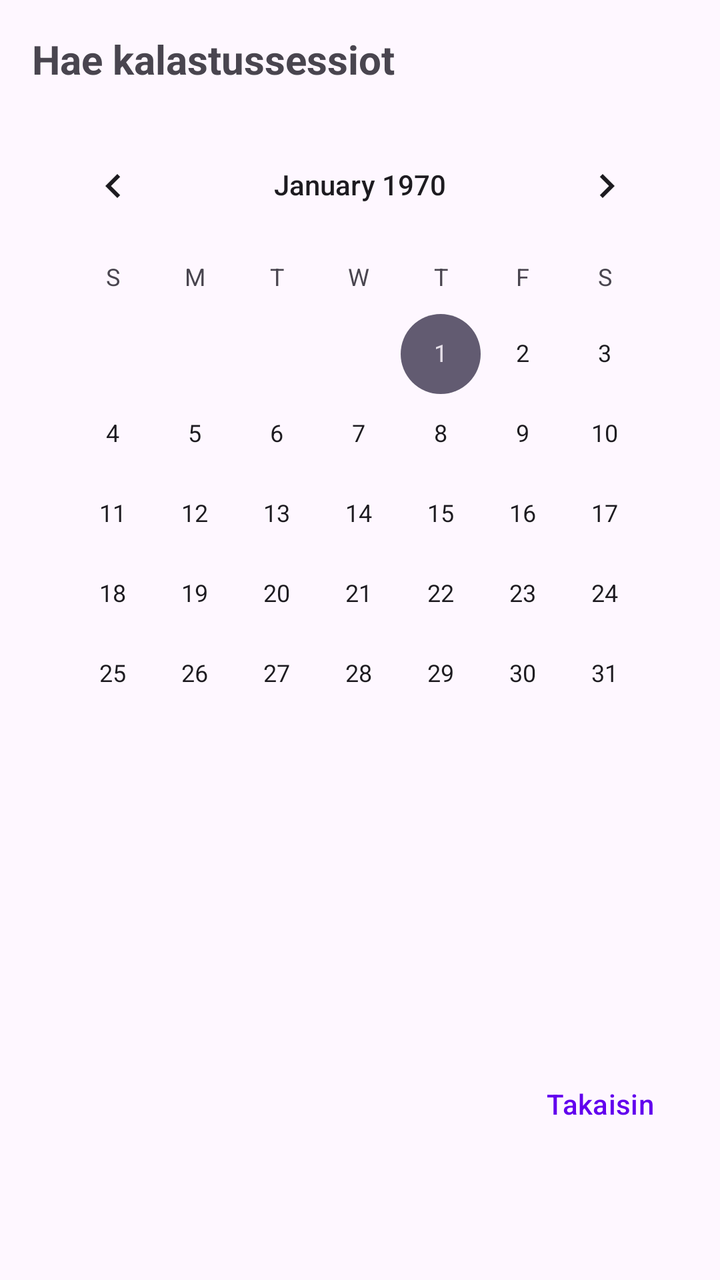
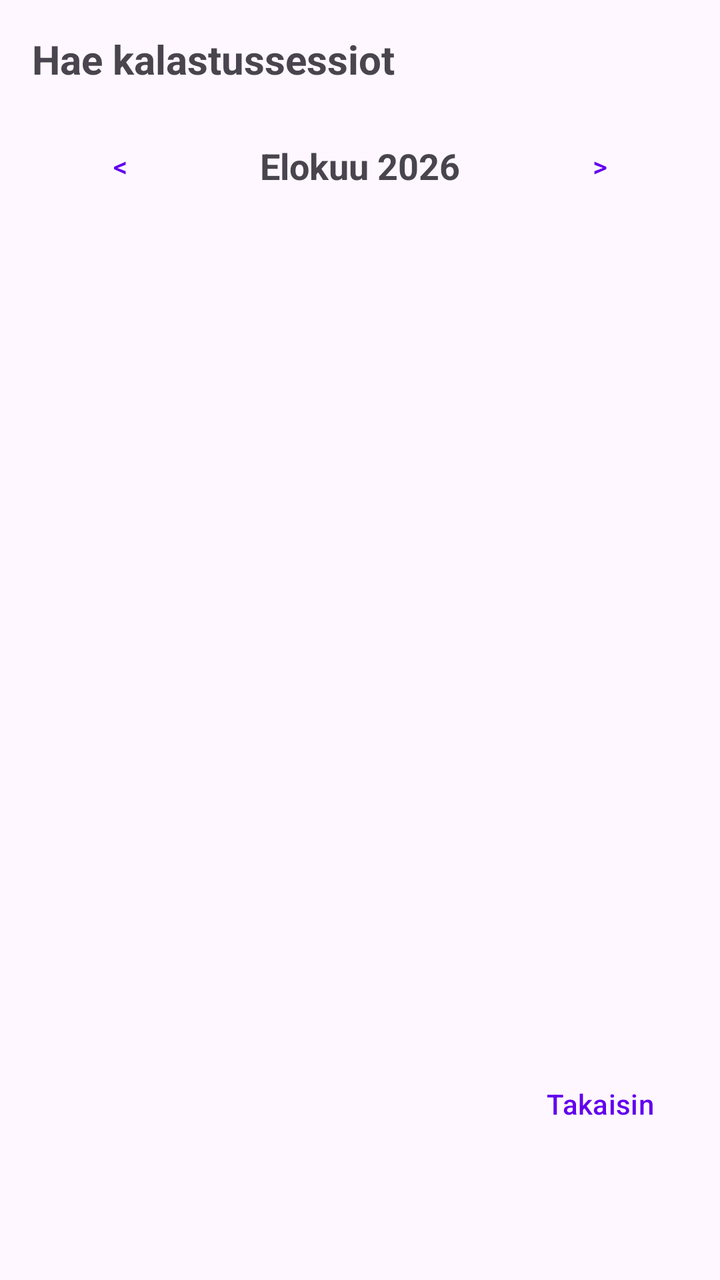

Screens rendered from an Android XML layout before and after an edit, with the pre-edit source and the edit as a unified diff.
<!-- AndroidManifest.xml: application theme Theme.KalaKartta -->
<!-- res/layout/activity_fishing_sessions.xml -->
<?xml version="1.0" encoding="utf-8"?>
<LinearLayout xmlns:android="http://schemas.android.com/apk/res/android"
    android:layout_width="match_parent"
    android:layout_height="match_parent"
    android:orientation="vertical"
    android:padding="16dp">

    <TextView
        android:layout_width="match_parent"
        android:layout_height="wrap_content"
        android:text="Hae kalastussessiot"
        android:textSize="20sp"
        android:textStyle="bold"
        android:layout_marginBottom="16dp" />

    <CalendarView
        android:id="@+id/calendarView"
        android:layout_width="match_parent"
        android:layout_height="wrap_content"
        android:layout_marginBottom="16dp" />

    <TextView
        android:id="@+id/sessionsLabel"
        android:layout_width="match_parent"
        android:layout_height="wrap_content"
        android:text="Sessiot:"
        android:textStyle="bold"
        android:layout_marginBottom="8dp"
        android:visibility="gone" />

    <ScrollView
        android:layout_width="match_parent"
        android:layout_height="0dp"
        android:layout_weight="1">

        <LinearLayout
            android:id="@+id/sessionsContainer"
            android:layout_width="match_parent"
            android:layout_height="wrap_content"
            android:orientation="vertical" />
    </ScrollView>

    <Button
        android:id="@+id/backButton"
        style="@style/Widget.Material3.Button.TextButton"
        android:layout_width="wrap_content"
        android:layout_height="wrap_content"
        android:layout_gravity="end"
        android:text="Takaisin"
        android:layout_marginTop="8dp"
        android:layout_marginBottom="48dp" />

</LinearLayout>
<!-- resources referenced by this layout -->
<resources>
  <style name="Theme.KalaKartta" parent="Base.Theme.KalaKartta" />
  <style name="Base.Theme.KalaKartta" parent="Theme.Material3.DayNight.NoActionBar">
          
          <item name="colorPrimary">#6200EE</item>
          <item name="colorOnPrimary">#FFFFFF</item>
          <item name="editTextStyle">@style/Widget.AppCompat.EditText</item>
          <item name="android:spinnerStyle">@style/Widget.AppCompat.Spinner</item>
      </style>
</resources>

<!-- the commit's change to res/layout/activity_fishing_sessions.xml (unified diff, before → after) -->
@@ -13,10 +13,43 @@
         android:textStyle="bold"
         android:layout_marginBottom="16dp" />
 
-    <CalendarView
-        android:id="@+id/calendarView"
+    <LinearLayout
         android:layout_width="match_parent"
         android:layout_height="wrap_content"
+        android:orientation="horizontal"
+        android:gravity="center_vertical"
+        android:layout_marginBottom="8dp">
+
+        <Button
+            android:id="@+id/prevMonthButton"
+            style="@style/Widget.Material3.Button.TextButton"
+            android:layout_width="wrap_content"
+            android:layout_height="wrap_content"
+            android:text="&lt;" />
+
+        <TextView
+            android:id="@+id/monthYearText"
+            android:layout_width="0dp"
+            android:layout_height="wrap_content"
+            android:layout_weight="1"
+            android:gravity="center"
+            android:text="Elokuu 2026"
+            android:textSize="18sp"
+            android:textStyle="bold" />
+
+        <Button
+            android:id="@+id/nextMonthButton"
+            style="@style/Widget.Material3.Button.TextButton"
+            android:layout_width="wrap_content"
+            android:layout_height="wrap_content"
+            android:text="&gt;" />
+    </LinearLayout>
+
+    <GridLayout
+        android:id="@+id/calendarGrid"
+        android:layout_width="match_parent"
+        android:layout_height="wrap_content"
+        android:columnCount="7"
         android:layout_marginBottom="16dp" />
 
     <TextView
